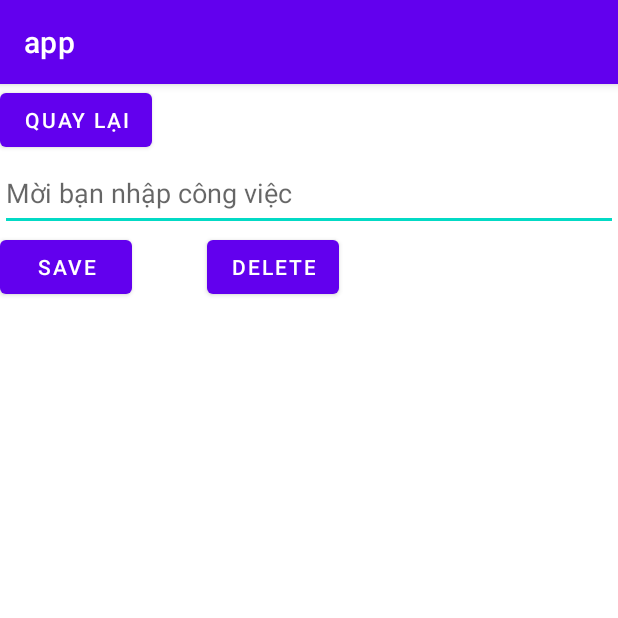
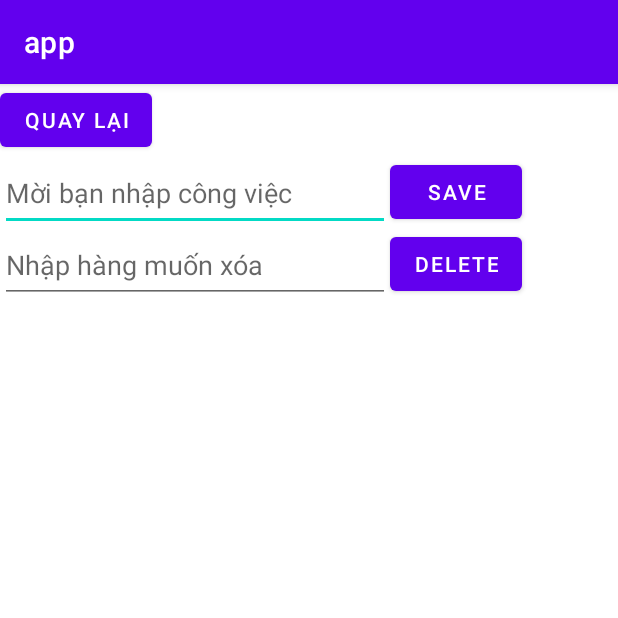
Before and after one commit to thang44hdai/toDoList, an Android app: the screen it shows after launch (MainActivity2), after a tap on "THÊM CÔNG VIỆC", on a phone screen of 412 x 824 dp, the top half of it. Run offline under Robolectric (Android 15) with nearby library versions, the phone set to English and light mode, and no system bars.

Commit message:
update delete

```diff
--- a/app/src/main/java/com/example/app/MainActivity.kt
+++ b/app/src/main/java/com/example/app/MainActivity.kt
@@ -28,11 +28,9 @@ class MainActivity : AppCompatActivity() {
         var rs = db.rawQuery("SELECT * FROM users", null)
         //
         var ds = ArrayList<data>()
-        if(rs.moveToLast())
-            ds.add(data(rs.getString(1).toString(), "a2s"))
         if(rs.moveToFirst())
             do{
-                ds.add(data(rs.getString(1).toString(), "0"))
+                ds.add(data(rs.getString(0), rs.getString(1).toString(), "16/6/2023"))
             }while (rs.moveToNext())
         val adapter = adapter(ds)
         binding.lvItem.adapter = adapter
--- a/app/src/main/java/com/example/app/data.kt
+++ b/app/src/main/java/com/example/app/data.kt
@@ -1,6 +1,7 @@
 package com.example.app
 
 class data(
+     val id: String,
      val name: String,
      val date: String
 ) {
--- a/app/src/main/res/layout/activity_main.xml
+++ b/app/src/main/res/layout/activity_main.xml
@@ -19,7 +19,10 @@
 
         <LinearLayout
             android:layout_width="match_parent"
+            android:gravity="center_vertical"
+            android:layout_marginLeft="30dp"
             android:layout_toRightOf="@+id/ivavatar"
+            android:orientation="vertical"
             android:layout_height="match_parent"
             >
             <TextView
--- a/app/src/main/res/layout/activity_main2.xml
+++ b/app/src/main/res/layout/activity_main2.xml
@@ -15,14 +15,15 @@
     <EditText
         android:id="@+id/edtInput"
         android:layout_below="@+id/btnBack"
-        android:layout_width="match_parent"
+        android:layout_width="260dp"
         android:layout_height="50dp"
         android:hint="Mời bạn nhập công việc"
          />
 
     <Button
         android:id="@+id/btnSave"
-        android:layout_below="@+id/edtInput"
+        android:layout_below="@id/btnBack"
+        android:layout_toRightOf="@+id/edtInput"
         android:layout_width="wrap_content"
         android:layout_height="wrap_content"
         android:text="Save" />
@@ -31,8 +32,16 @@
         android:id="@+id/btnDelete"
         android:layout_width="wrap_content"
         android:layout_height="wrap_content"
-        android:layout_toRightOf="@+id/btnSave"
-        android:layout_marginLeft="50dp"
-        android:layout_below="@+id/edtInput"
+        android:layout_toRightOf="@+id/edtDelete"
+        android:layout_below="@+id/btnSave"
         android:text="Delete" />
+
+    <EditText
+        android:id="@+id/edtDelete"
+        android:layout_below="@+id/btnSave"
+        android:layout_width="260dp"
+        android:layout_height="50dp"
+        android:ems="10"
+        android:inputType="textPersonName"
+        android:hint="Nhập hàng muốn xóa"/>
 </RelativeLayout>
```
Also changed, not shown: app/src/main/java/com/example/app/MainActivity2.kt (+4 -3 lines), app/src/main/res/layout/item.xml (+12 -2 lines).
